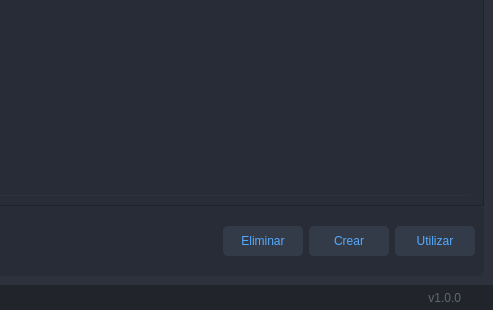
Before: the Qt Designer form visuals/netSelector.ui in dariolggomez/NET-Simulator, drawn with Qt 5; both pictures show x 297 to 800 and y 280 to 600 of the 800 by 600 pixel window.
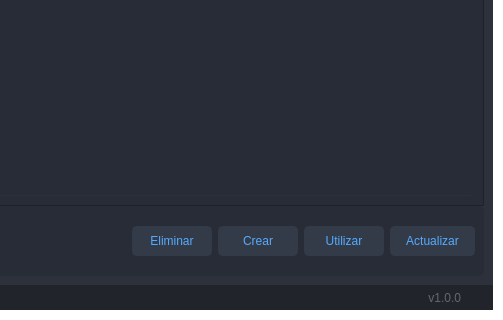
After: the same form once the commit is applied. Icons and pictures are not drawn.

Commit message: updated connection api for getting nodes usage

Diff of the .ui file:
```diff
--- a/visuals/netSelector.ui
+++ b/visuals/netSelector.ui
@@ -1277,6 +1277,39 @@
                   </property>
                  </widget>
                 </item>
+                <item>
+                 <widget class="QPushButton" name="update_node_btn">
+                  <property name="minimumSize">
+                   <size>
+                    <width>85</width>
+                    <height>30</height>
+                   </size>
+                  </property>
+                  <property name="font">
+                   <font>
+                    <pointsize>9</pointsize>
+                   </font>
+                  </property>
+                  <property name="styleSheet">
+                   <string notr="true">QPushButton {
+	border: 2px solid rgb(52, 59, 72);
+	border-radius: 5px;	
+	background-color: rgb(52, 59, 72);
+}
+QPushButton:hover {
+	background-color: rgb(57, 65, 80);
+	border: 2px solid rgb(61, 70, 86);
+}
+QPushButton:pressed {	
+	background-color: rgb(35, 40, 49);
+	border: 2px solid rgb(43, 50, 61);
+}</string>
+                  </property>
+                  <property name="text">
+                   <string>Actualizar</string>
+                  </property>
+                 </widget>
+                </item>
                </layout>
               </widget>
              </item>
```
The commit also changes 4 other files.
